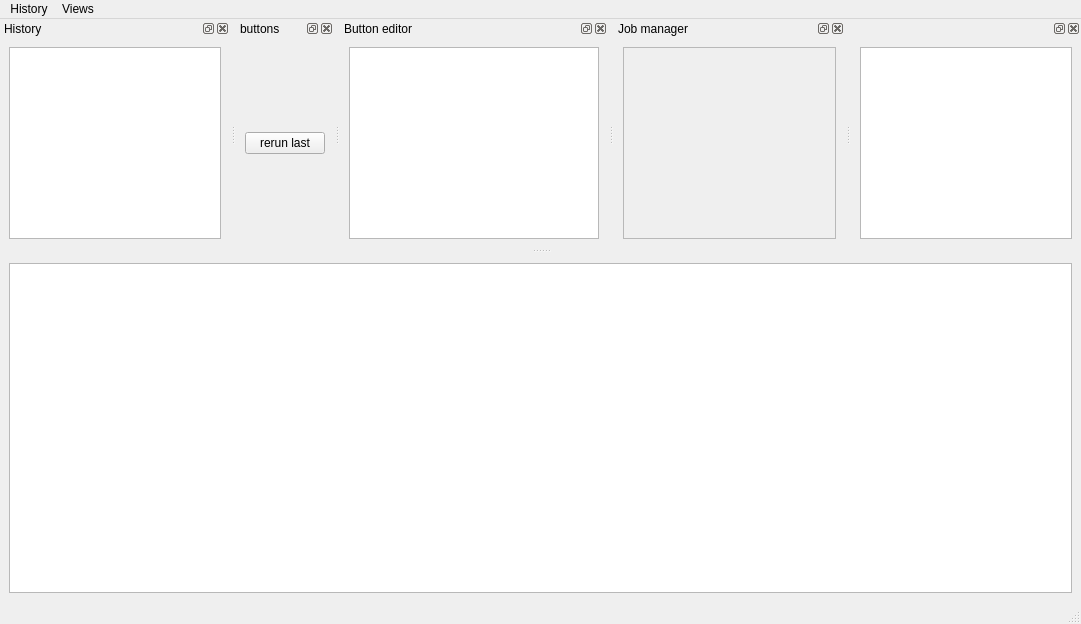
Old version of the form noacli_ui.ui in the repository kg4ydw/noacli.
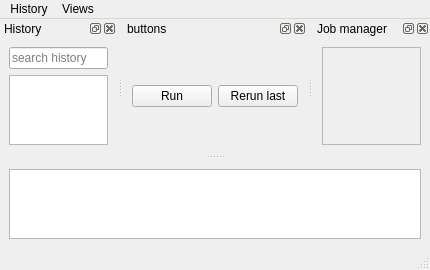
New version of the form. Icons and pictures are not drawn.

Commit message:
small qtail updates, noacli progresses
makefile: use git to get list of useful files instead of a static list
qtail:
  add html format
  find wraps and counts
noacli:
  change half of dock widgets to dialog boxes
  shrink default window
  add search box to history
  add run button

What changed in the file:
```diff
--- a/noacli_ui.ui
+++ b/noacli_ui.ui
@@ -6,8 +6,8 @@
    <rect>
     <x>0</x>
     <y>0</y>
-    <width>1081</width>
-    <height>624</height>
+    <width>430</width>
+    <height>239</height>
    </rect>
   </property>
   <property name="windowTitle">
@@ -20,7 +20,14 @@
   <widget class="QWidget" name="centralwidget">
    <layout class="QVBoxLayout" name="verticalLayout_3">
     <item>
-     <widget class="QPlainTextEdit" name="plainTextEdit"/>
+     <widget class="QPlainTextEdit" name="plainTextEdit">
+      <property name="sizePolicy">
+       <sizepolicy hsizetype="Expanding" vsizetype="Expanding">
+        <horstretch>0</horstretch>
+        <verstretch>0</verstretch>
+       </sizepolicy>
+      </property>
+     </widget>
     </item>
    </layout>
   </widget>
@@ -29,7 +36,7 @@
     <rect>
      <x>0</x>
      <y>0</y>
-     <width>1081</width>
+     <width>430</width>
      <height>16</height>
     </rect>
    </property>
@@ -73,19 +80,40 @@
    <widget class="QWidget" name="dockWidgetContents">
     <layout class="QVBoxLayout" name="verticalLayout_2">
      <item>
-      <widget class="QListView" name="historyListView">
-       <property name="maximumSize">
-        <size>
-         <width>16777215</width>
-         <height>16777215</height>
-        </size>
+      <widget class="QLineEdit" name="historySearch">
+       <property name="frame">
+        <bool>true</bool>
+       </property>
+       <property name="placeholderText">
+        <string>search history</string>
        </property>
       </widget>
      </item>
+     <item>
+      <widget class="QTableView" name="historyView"/>
+     </item>
     </layout>
    </widget>
   </widget>
   <widget class="QDockWidget" name="buttons">
+   <property name="sizePolicy">
+    <sizepolicy hsizetype="Minimum" vsizetype="Minimum">
+     <horstretch>0</horstretch>
+     <verstretch>0</verstretch>
+    </sizepolicy>
+   </property>
+   <property name="minimumSize">
+    <size>
+     <width>184</width>
+     <height>56</height>
+    </size>
+   </property>
+   <property name="floating">
+    <bool>false</bool>
+   </property>
+   <property name="features">
+    <set>QDockWidget::AllDockWidgetFeatures</set>
+   </property>
    <property name="windowTitle">
     <string>buttons</string>
    </property>
@@ -93,39 +121,30 @@
     <number>4</number>
    </attribute>
    <widget class="QWidget" name="buttonBox">
-    <layout class="QGridLayout" name="gridLayout_2">
-     <item row="0" column="0">
-      <widget class="QPushButton" name="pushButton">
-       <property name="text">
-        <string>rerun last</string>
-       </property>
-      </widget>
-     </item>
-    </layout>
-   </widget>
-  </widget>
-  <widget class="QDockWidget" name="buttoneditor">
-   <property name="windowTitle">
-    <string>Button editor</string>
-   </property>
-   <attribute name="dockWidgetArea">
-    <number>4</number>
-   </attribute>
-   <widget class="QWidget" name="dockWidgetContents_3">
     <layout class="QGridLayout" name="gridLayout">
      <item row="0" column="1">
-      <widget class="QTableView" name="buttonTableView">
+      <widget class="QPushButton" name="rerunLast">
        <property name="sizePolicy">
-        <sizepolicy hsizetype="Expanding" vsizetype="Expanding">
-         <horstretch>1</horstretch>
+        <sizepolicy hsizetype="Fixed" vsizetype="Fixed">
+         <horstretch>0</horstretch>
          <verstretch>0</verstretch>
         </sizepolicy>
        </property>
-       <property name="minimumSize">
-        <size>
-         <width>250</width>
-         <height>0</height>
-        </size>
+       <property name="text">
+        <string>Rerun last</string>
+       </property>
+      </widget>
+     </item>
+     <item row="0" column="0">
+      <widget class="QPushButton" name="runCurrent">
+       <property name="sizePolicy">
+        <sizepolicy hsizetype="Fixed" vsizetype="Fixed">
+         <horstretch>0</horstretch>
+         <verstretch>0</verstretch>
+        </sizepolicy>
+       </property>
+       <property name="text">
+        <string>Run</string>
        </property>
       </widget>
      </item>
@@ -133,6 +152,12 @@
    </widget>
   </widget>
   <widget class="QDockWidget" name="jobManager">
+   <property name="minimumSize">
+    <size>
+     <width>88</width>
+     <height>107</height>
+    </size>
+   </property>
    <property name="windowTitle">
     <string>Job manager</string>
    </property>
@@ -157,25 +182,6 @@
     </layout>
    </widget>
   </widget>
-  <widget class="QDockWidget" name="environment">
-   <attribute name="dockWidgetArea">
-    <number>4</number>
-   </attribute>
-   <widget class="QWidget" name="dockWidgetContents_4">
-    <layout class="QVBoxLayout" name="verticalLayout_4">
-     <item>
-      <widget class="QTableView" name="environmentTableView">
-       <property name="sizePolicy">
-        <sizepolicy hsizetype="Expanding" vsizetype="Expanding">
-         <horstretch>1</horstretch>
-         <verstretch>0</verstretch>
-        </sizepolicy>
-       </property>
-      </widget>
-     </item>
-    </layout>
-   </widget>
-  </widget>
   <action name="actionHistory">
    <property name="checkable">
     <bool>true</bool>
```
Left out of the diff: 48 changed lines with no effect on the pictures. The commit also changes 8 other files.
